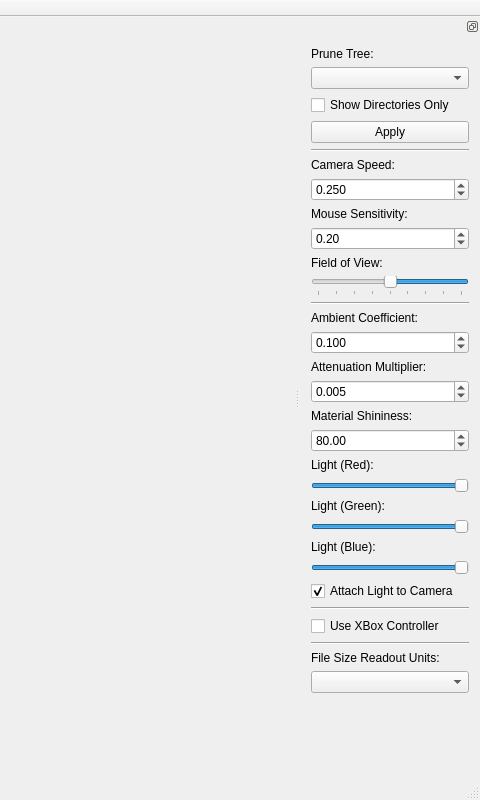
The window that mainwindow.ui (TimSevereijns/D-Viz) describes before a commit, drawn with Qt 5; both pictures show x 720 to 1200 and y 0 to 800 of the 1200 by 800 pixel window.
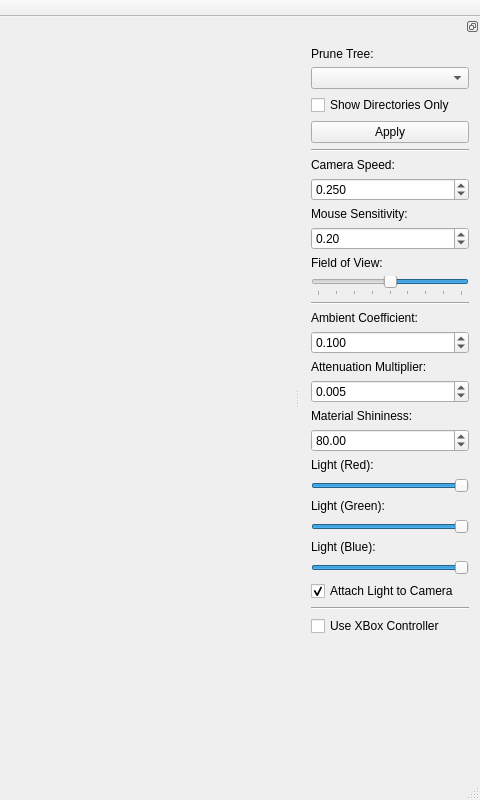
The same window after the commit.

The edit to the form file:
```diff
--- a/mainwindow.ui
+++ b/mainwindow.ui
@@ -68,7 +68,7 @@
    <property name="minimumSize">
     <size>
      <width>180</width>
-     <height>719</height>
+     <height>781</height>
     </size>
    </property>
    <property name="features">
@@ -355,27 +355,6 @@
        </property>
       </widget>
      </item>
-     <item>
-      <widget class="Line" name="line_4">
-       <property name="orientation">
-        <enum>Qt::Horizontal</enum>
-       </property>
-      </widget>
-     </item>
-     <item>
-      <widget class="QLabel" name="label_7">
-       <property name="text">
-        <string>File Size Readout Units:</string>
-       </property>
-      </widget>
-     </item>
-     <item>
-      <widget class="QComboBox" name="fileSizeUnitComboBox">
-       <property name="currentIndex">
-        <number>-1</number>
-       </property>
-      </widget>
-     </item>
      <item>
       <spacer name="verticalSpacer">
        <property name="orientation">
```
Left out of the diff: 2 changed lines with no effect on the pictures.
